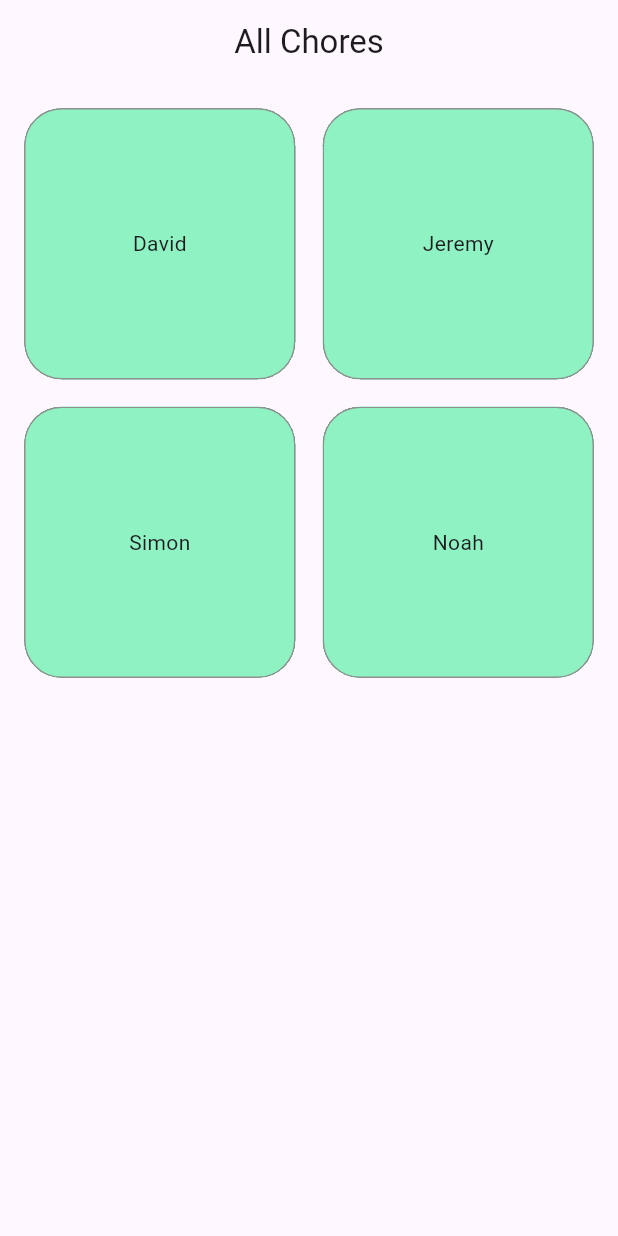
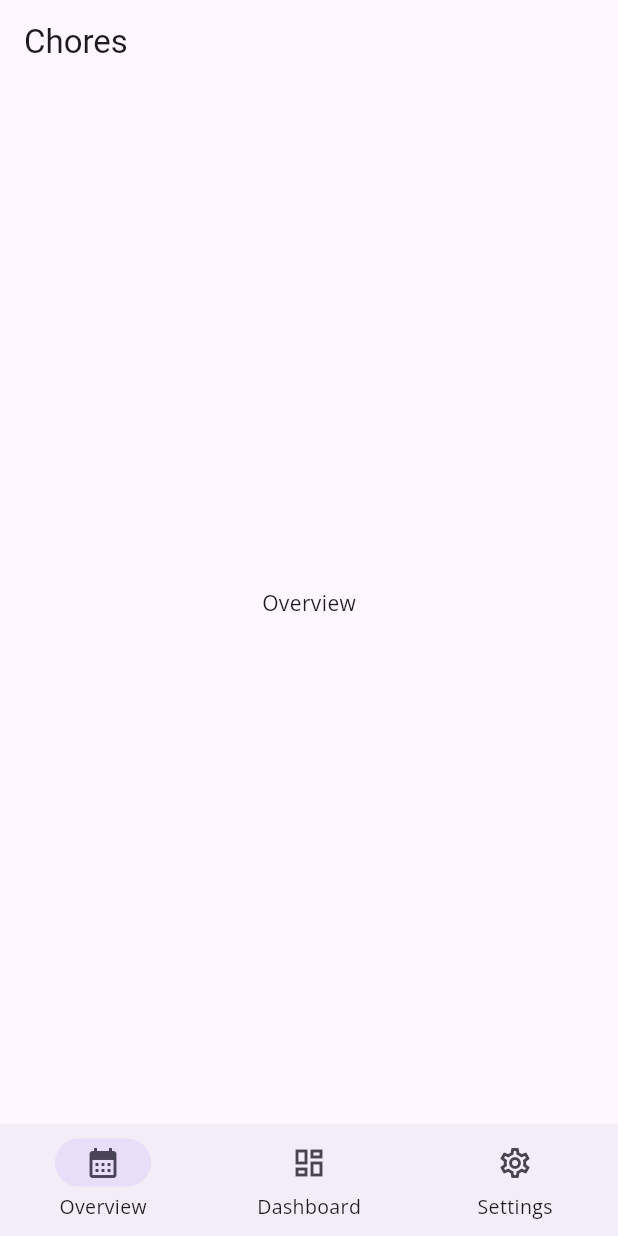
Before and after one commit to jerrydix/chores, a Flutter app: the screen it shows after launch, on a phone screen of 412 x 824 dp. Run offline on Flutter 3.47's test engine with Material 2 defaults, Android fonts, the phone set to English and light mode, and no system bars; our stand-ins replace data_table_2, google_fonts.

Commit message:
added navigation bar

```diff
--- a/lib/main.dart
+++ b/lib/main.dart
@@ -2,6 +2,7 @@ import 'package:flutter/material.dart';
 import 'package:data_table_2/data_table_2.dart';
 import 'login.dart';
 import 'current_chores.dart';
+import 'navigationbar.dart';
 
 void main() {
   runApp(const MyApp());
@@ -18,7 +19,7 @@ class MyApp extends StatelessWidget {
         primarySwatch: Colors.blue,
         useMaterial3: true,
       ),
-      home: const CurrentPage(title: 'All Chores'),
+      home: const NavBar(),
     );
   }
 }
--- /dev/null
+++ b/lib/navigationbar.dart
@@ -0,0 +1,50 @@
+import 'package:flutter/material.dart';
+import 'package:google_fonts/google_fonts.dart';
+
+class NavBar extends StatefulWidget {
+  const NavBar({Key? key}) : super(key: key);
+
+  @override
+  State<StatefulWidget> createState() => _NavBarState();
+}
+
+class _NavBarState extends State<NavBar> {
+  int _currentIndex = 0;
+  List<Widget> pages = [
+    Text('Overview', style: GoogleFonts.openSans(fontStyle: FontStyle.normal)),
+    Text('Current', style: GoogleFonts.openSans(fontStyle: FontStyle.normal)),
+    Text('Settings', style: GoogleFonts.openSans(fontStyle: FontStyle.normal)),
+  ];
+
+  @override
+  Widget build(BuildContext context) {
+    return Scaffold(appBar: AppBar(
+      title: const Text('Chores'),
+      ),
+      body: Center(
+        child: pages[_currentIndex],
+      ),
+      bottomNavigationBar: NavigationBarTheme(
+        data: NavigationBarThemeData(
+          labelTextStyle: MaterialStateTextStyle.resolveWith((states) => GoogleFonts.openSans(fontStyle: FontStyle.normal, fontSize: 13)),
+        ),
+        child: NavigationBar(
+          selectedIndex: _currentIndex,
+          labelBehavior: NavigationDestinationLabelBehavior.alwaysShow,
+          height: 75,
+          onDestinationSelected: (int newIndex) {
+            setState(() {
+              _currentIndex = newIndex;
+            });
+          },
+          destinations: const [
+            NavigationDestination(selectedIcon: Icon(Icons.calendar_month),icon: Icon(Icons.calendar_month_outlined), label: 'Overview'),
+            NavigationDestination(selectedIcon: Icon(Icons.dashboard),icon: Icon(Icons.dashboard_outlined), label: 'Dashboard'),
+            NavigationDestination(selectedIcon: Icon(Icons.settings),icon: Icon(Icons.settings_outlined), label: 'Settings'),
+          ],
+        ),
+      )
+    );
+  }
+
+}
--- a/pubspec.yaml
+++ b/pubspec.yaml
@@ -36,6 +36,7 @@ dependencies:
   # Use with the CupertinoIcons class for iOS style icons.
   cupertino_icons: ^1.0.2
   data_table_2: ^2.4.1
+  google_fonts: ^4.0.3
 
 dev_dependencies:
   flutter_test:
```
Also changed, not shown: lib/current_chores.dart (+15 -4 lines), pubspec.lock, 1 other file.
